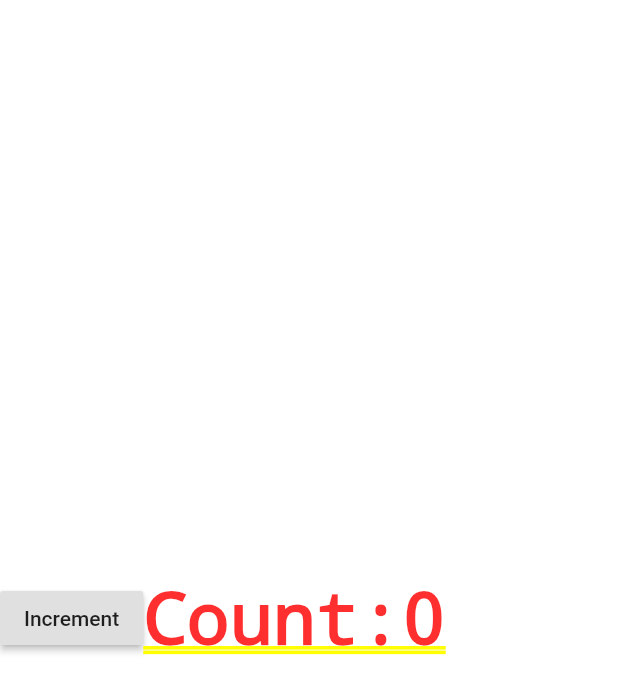
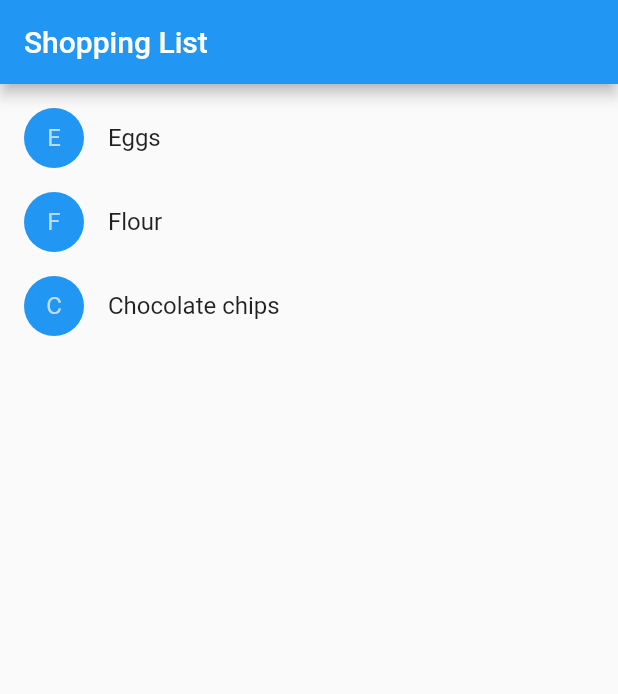
Before and after one commit to incredibleMJ/Flutter_DEMO, a Flutter app: the screen it shows after launch, on a phone screen of 412 x 824 dp. Shown: the top 694 px of the screen. Run offline on Flutter 3.47's test engine with Material 2 defaults, Android fonts, the phone set to English and light mode, and no system bars.

Commit message:
Shopping_list

```diff
--- a/my_flutter_app/lib/main.dart
+++ b/my_flutter_app/lib/main.dart
@@ -7,55 +7,97 @@ import 'dart:ffi';
 import 'package:flutter/material.dart';
 
 void main() {
-  runApp(MaterialApp(title: 'Flutter Tutorial', home: Counter()));
+  runApp(MaterialApp(
+      title: 'Flutter Tutorial',
+      home: ShoppingList(
+        products: <Product>[
+          Product(name: 'Eggs'),
+          Product(name: 'Flour'),
+          Product(name: 'Chocolate chips')
+        ],
+      )));
 }
 
-class Counter extends StatefulWidget {
+class ShoppingList extends StatefulWidget {
+  ShoppingList({Key key, this.products}) : super(key: key);
+
+  final List<Product> products;
+
   @override
-  _CounterState createState() => _CounterState();
+  _ShoppingListState createState() => _ShoppingListState();
 }
 
-class _CounterState extends State<Counter> {
-  int _counter = 0;
+class _ShoppingListState extends State<ShoppingList> {
+  Set<Product> _shoppingCart = Set<Product>();
 
-  void _increment() {
+  void _handleCartChanged(Product product, bool inCart) {
     setState(() {
-      ++_counter;
+      if (!inCart)
+        _shoppingCart.add(product);
+      else
+        _shoppingCart.remove(product);
     });
   }
 
   @override
   Widget build(BuildContext context) {
-    return Row(
-      children: <Widget>[
-        CounterIncrementor(onPressed: _increment),
-        CounterDisplay(count: _counter),
-      ],
+    return Scaffold(
+      appBar: AppBar(
+        title: Text('Shopping List'),
+      ),
+      body: ListView(
+        padding: EdgeInsets.symmetric(vertical: 8.0),
+        children: widget.products.map((Product product) {
+          return ShoppingListItem(
+            product: product,
+            inCart: _shoppingCart.contains(product),
+            onCartChanged: _handleCartChanged,
+          );
+        }).toList(),
+      ),
     );
   }
 }
 
-class CounterDisplay extends StatelessWidget {
-  CounterDisplay({this.count});
+class Product {
+  const Product({this.name});
+  final String name;
+}
 
-  final int count;
+typedef void CartChangedCallback(Product product, bool inCart);
+
+class ShoppingListItem extends StatelessWidget {
+  ShoppingListItem({Product product, this.inCart, this.onCartChanged})
+      : product = product,
+        super(key: ObjectKey(product));
+
+  final Product product;
+  final bool inCart;
+  final CartChangedCallback onCartChanged;
+
+  Color _getColor(BuildContext context) {
+    return inCart ? Colors.black54 : Theme.of(context).primaryColor;
+  }
+
+  TextStyle _getTextStyle(BuildContext context) {
+    if (!inCart) return null;
+    return TextStyle(
+      color: Colors.black54,
+      decoration: TextDecoration.lineThrough,
+    );
+  }
 
   @override
   Widget build(BuildContext context) {
-    return Text('Count:$count');
-  }
-}
-
-class CounterIncrementor extends StatelessWidget {
-  CounterIncrementor({this.onPressed});
-
-  final VoidCallback onPressed;
-
-  @override
-  Widget build(BuildContext context) {
-    return RaisedButton(
-      onPressed: onPressed,
-      child: Text('Increment'),
+    return ListTile(
+      onTap: () {
+        onCartChanged(product, inCart);
+      },
+      leading: CircleAvatar(
+        backgroundColor: _getColor(context),
+        child: Text(product.name[0]),
+      ),
+      title: Text(product.name, style: _getTextStyle(context)),
     );
   }
 }
```
